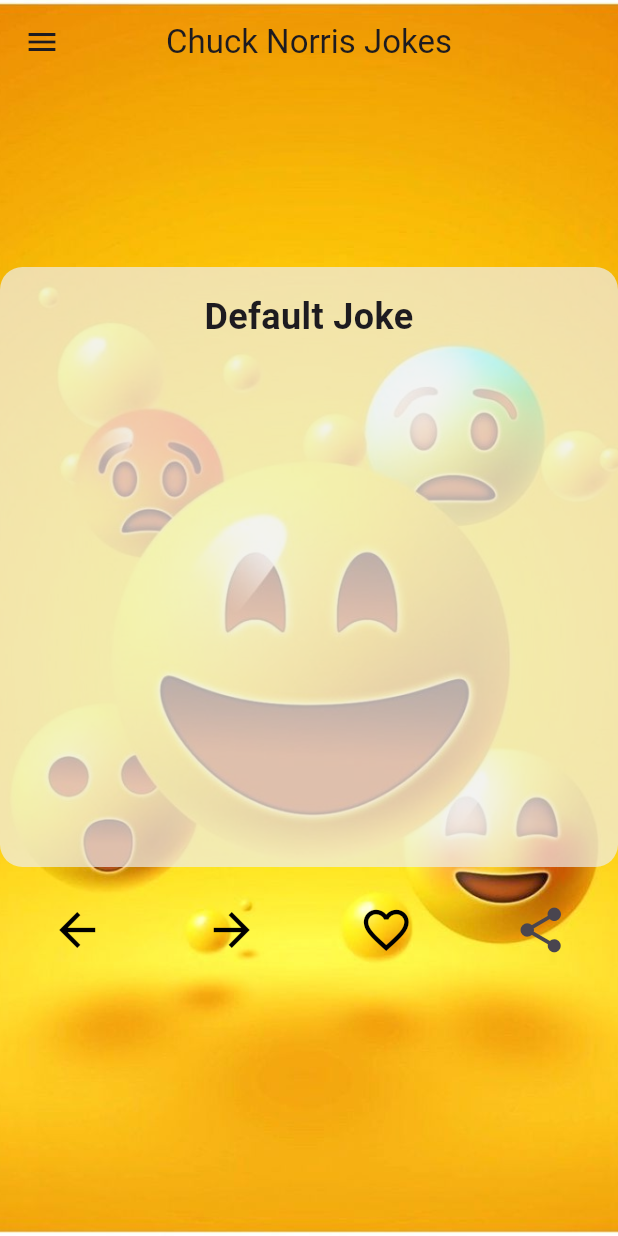
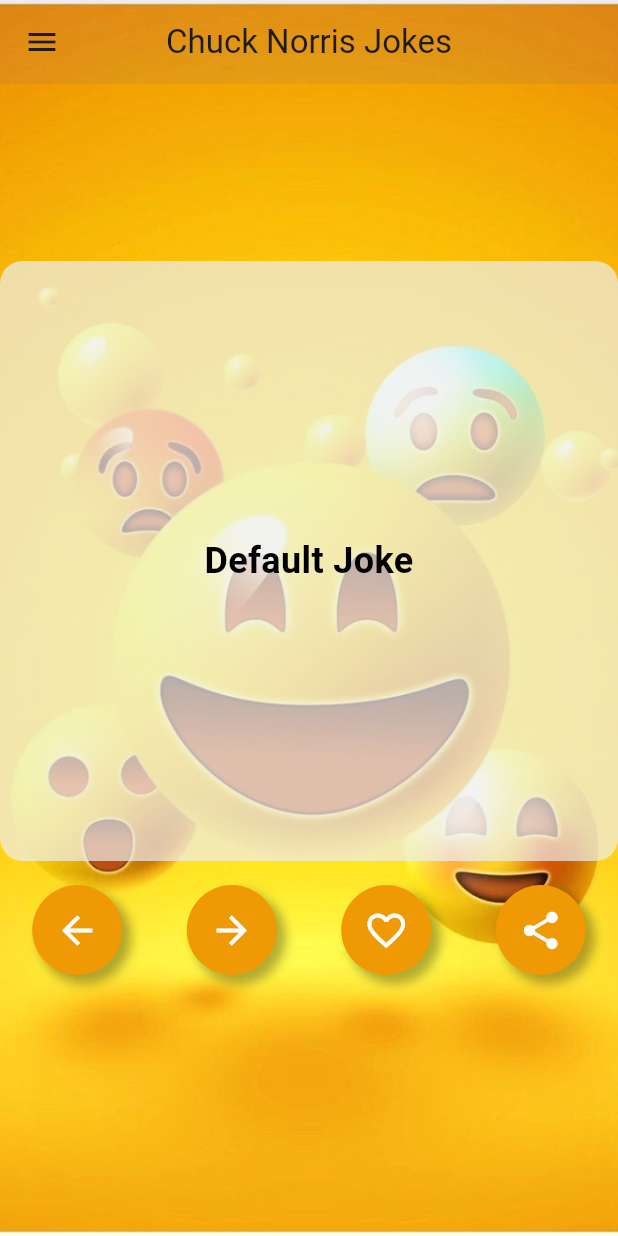
Before and after one commit to Molotov921/Jokes_exam_25-1-24, a Flutter app: the screen it shows after launch, after a tap on the "arrow back" icon, on a phone screen of 412 x 824 dp. Run offline on Flutter 3.47's test engine with Material 3 defaults, Android fonts, the phone set to English and light mode, and no system bars; our stand-ins replace share, shared_preferences; network calls fail.

Commit message:
25-01-24 fifth commit Exam

```diff
--- a/lib/views/Home Page/homepage.dart
+++ b/lib/views/Home Page/homepage.dart
@@ -23,13 +23,12 @@
 
   Widget _buildScaffold(BuildContext context) {
     return Scaffold(
-      extendBodyBehindAppBar:
-          true, // This will extend the body behind the AppBar
+      extendBodyBehindAppBar: true,
       appBar: AppBar(
         title: const Text("Chuck Norris Jokes"),
         centerTitle: true,
-        backgroundColor: Colors.transparent, // Make the AppBar transparent
-        elevation: 0, // Remove the shadow
+        backgroundColor: Colors.transparent,
+        elevation: 5,
       ),
       drawer: Drawer(
         child: Container(
@@ -68,7 +67,6 @@
           ),
         ),
       ),
-
       body: const _JokeWidget(),
     );
   }
@@ -109,42 +107,70 @@
             Row(
               mainAxisAlignment: MainAxisAlignment.spaceAround,
               children: [
-                IconButton(
+                _buildRoundButton(
                   onPressed: () =>
                       context.read<JokeProvider>().showPreviousJoke(),
-                  icon: const Icon(Icons.arrow_back),
-                  iconSize: 36,
-                  color: Colors.black,
+                  icon: Icons.arrow_back,
+                  color: const Color(0xFFef9904),
                 ),
-                IconButton(
+                _buildRoundButton(
                   onPressed: () async {
                     await context.read<JokeProvider>().showNextJoke();
                   },
-                  icon: const Icon(Icons.arrow_forward),
-                  iconSize: 36,
-                  color: Colors.black,
+                  icon: Icons.arrow_forward,
+                  color: const Color(0xFFef9904),
                 ),
-                IconButton(
+                _buildRoundButton(
                   onPressed: () => context.read<JokeProvider>().toggleLike(),
                   icon: context.watch<JokeProvider>().currentJoke.isLiked
-                      ? const Icon(Icons.favorite, color: Colors.red)
-                      : const Icon(
-                          Icons.favorite_border,
-                          color: Colors.black,
-                        ),
-                  iconSize: 36,
+                      ? Icons.favorite
+                      : Icons.favorite_border,
+                  color: context.watch<JokeProvider>().currentJoke.isLiked
+                      ? Colors.red
+                      : const Color(0xFFef9904),
                 ),
-                IconButton(
+                _buildRoundButton(
                   onPressed: () => _shareJoke(
                       context, context.read<JokeProvider>().currentJoke),
-                  icon: const Icon(Icons.share),
-                  iconSize: 36,
+                  icon: Icons.share,
+                  color: const Color(0xFFef9904),
                 ),
               ],
             ),
           ],
         ),
       ],
+    );
+  }
+
+  Widget _buildRoundButton({
+    required VoidCallback onPressed,
+    required IconData icon,
+    required Color color,
+  }) {
+    return Container(
+      width: 60,
+      height: 60,
+      decoration: BoxDecoration(
+        shape: BoxShape.circle,
+        color: color,
+        boxShadow: [
+          BoxShadow(
+            color: Colors.black.withOpacity(0.3),
+            spreadRadius: 1,
+            blurRadius: 5,
+            offset: const Offset(5, 5),
+          ),
+        ],
+      ),
+      child: IconButton(
+        onPressed: onPressed,
+        icon: Icon(
+          icon,
+          size: 30,
+          color: Colors.white,
+        ),
+      ),
     );
   }
 
@@ -165,12 +191,20 @@
         mainAxisAlignment: MainAxisAlignment.center,
         children: [
           Expanded(
-            child: SingleChildScrollView(
-              child: Text(
-                joke.value,
-                style:
-                    const TextStyle(fontSize: 24, fontWeight: FontWeight.bold),
-                textAlign: TextAlign.center,
+            child: Center(
+              child: Padding(
+                padding: const EdgeInsets.all(8.0),
+                child: SingleChildScrollView(
+                  child: Text(
+                    joke.value,
+                    style: const TextStyle(
+                      fontSize: 24,
+                      fontWeight: FontWeight.bold,
+                      color: Colors.black,
+                    ),
+                    textAlign: TextAlign.center,
+                  ),
+                ),
               ),
             ),
           ),
--- a/lib/views/Liked jokes/liked_jokes.dart
+++ b/lib/views/Liked jokes/liked_jokes.dart
@@ -1,6 +1,6 @@
 import 'package:flutter/material.dart';
-import 'package:jokes_app/jokes%20provider/joke_provider.dart';
 import 'package:provider/provider.dart';
+import '../../jokes provider/joke_provider.dart';
 
 class LikedJokesScreen extends StatelessWidget {
   const LikedJokesScreen({Key? key}) : super(key: key);
@@ -13,16 +13,34 @@
       appBar: AppBar(
         title: const Text("Liked Jokes"),
         centerTitle: true,
+        backgroundColor: const Color(0xFFf4ac08),
       ),
+      backgroundColor: const Color(0xFFf4ac08),
       body: ListView.builder(
         itemCount: jokeProvider.getLikedJokes().length,
         itemBuilder: (context, index) {
           final likedJoke = jokeProvider.getLikedJokes()[index];
-          return ListTile(
-            title: Text(likedJoke.value),
+          return Padding(
+            padding: const EdgeInsets.symmetric(vertical: 8.0),
+            child: _buildLikedJokeCard(likedJoke.value),
           );
         },
       ),
     );
   }
+
+  Widget _buildLikedJokeCard(String jokeText) {
+    return Container(
+      margin: const EdgeInsets.symmetric(horizontal: 16.0),
+      padding: const EdgeInsets.all(16.0),
+      decoration: BoxDecoration(
+        color: Colors.white.withOpacity(0.7),
+        borderRadius: BorderRadius.circular(30),
+      ),
+      child: Text(
+        jokeText,
+        style: const TextStyle(color: Colors.black),
+      ),
+    );
+  }
 }
--- a/lib/views/splash_screen/splash.dart
+++ b/lib/views/splash_screen/splash.dart
@@ -2,7 +2,7 @@
 import 'package:flutter/material.dart';
 
 class Splash extends StatefulWidget {
-  const Splash({super.key});
+  const Splash({Key? key}) : super(key: key);
 
   @override
   State<Splash> createState() => SplashState();
@@ -20,12 +20,9 @@
   @override
   Widget build(BuildContext context) {
     return Scaffold(
+      backgroundColor: const Color(0xFFFCD630),
       body: Center(
-        child: SizedBox(
-          width: 450,
-          height: 450,
-          child: Image.asset('assets/images/splash_logo.png'),
-        ),
+        child: Image.asset('assets/images/splash_logo.png'),
       ),
     );
   }
```
Also changed, not shown: assets/images/splash_logo.png, screenshots_n_recording_demo_proj/drawer_display.png (added), screenshots_n_recording_demo_proj/homepage.png (added), screenshots_n_recording_demo_proj/liked_jokes_design_display.png (added), screenshots_n_recording_demo_proj/liked_jokes_screen.png (added), screenshots_n_recording_demo_proj/performing_like_joke.png (added), screenshots_n_recording_demo_proj/performing_share_joke.png (added), screenshots_n_recording_demo_proj/splash_screen.png (added), 1 other file.
